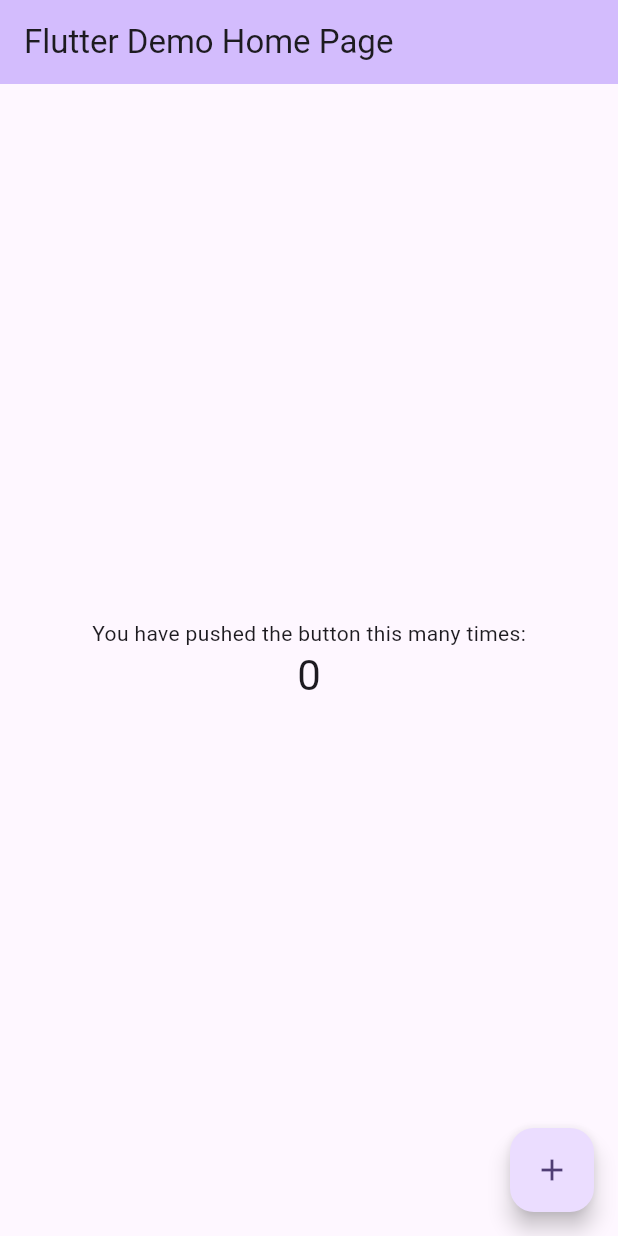
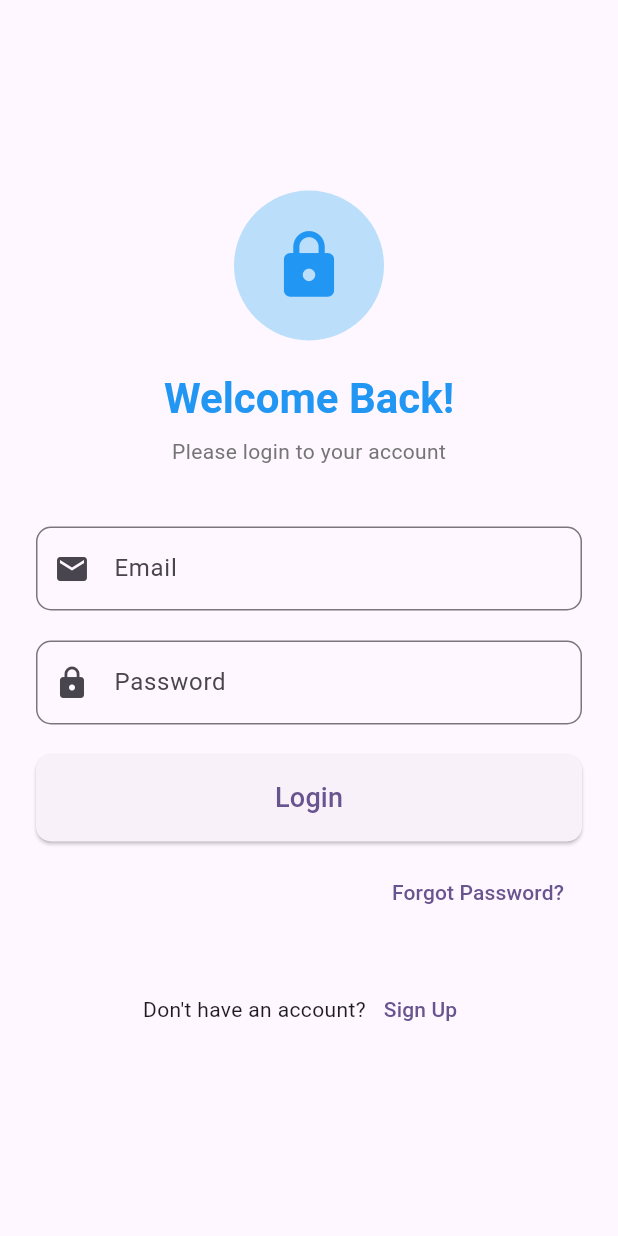
Before and after one commit to syhsblfthr/Learning-Management-System, a Flutter app: the screen it shows after launch, on a phone screen of 412 x 824 dp. Run offline on Flutter 3.47's test engine with Material 3 defaults, Android fonts, the phone set to English and light mode, and no system bars.

Commit message:
login page

```diff
--- a/Frontend/lib/main.dart
+++ b/Frontend/lib/main.dart
@@ -31,7 +31,7 @@ class MyApp extends StatelessWidget {
         colorScheme: ColorScheme.fromSeed(seedColor: Colors.deepPurple),
         useMaterial3: true,
       ),
-      home: const MyHomePage(title: 'Flutter Demo Home Page'),
+      home: const MyHomePage(title: 'login page'),
     );
   }
 }
@@ -68,58 +68,123 @@ class _MyHomePageState extends State<MyHomePage> {
     });
   }
 
-  @override
+   @override
   Widget build(BuildContext context) {
-    // This method is rerun every time setState is called, for instance as done
-    // by the _incrementCounter method above.
-    //
-    // The Flutter framework has been optimized to make rerunning build methods
-    // fast, so that you can just rebuild anything that needs updating rather
-    // than having to individually change instances of widgets.
     return Scaffold(
-      appBar: AppBar(
-        // TRY THIS: Try changing the color here to a specific color (to
-        // Colors.amber, perhaps?) and trigger a hot reload to see the AppBar
-        // change color while the other colors stay the same.
-        backgroundColor: Theme.of(context).colorScheme.inversePrimary,
-        // Here we take the value from the MyHomePage object that was created by
-        // the App.build method, and use it to set our appbar title.
-        title: Text(widget.title),
-      ),
       body: Center(
-        // Center is a layout widget. It takes a single child and positions it
-        // in the middle of the parent.
-        child: Column(
-          // Column is also a layout widget. It takes a list of children and
-          // arranges them vertically. By default, it sizes itself to fit its
-          // children horizontally, and tries to be as tall as its parent.
-          //
-          // Column has various properties to control how it sizes itself and
-          // how it positions its children. Here we use mainAxisAlignment to
-          // center the children vertically; the main axis here is the vertical
-          // axis because Columns are vertical (the cross axis would be
-          // horizontal).
-          //
-          // TRY THIS: Invoke "debug painting" (choose the "Toggle Debug Paint"
-          // action in the IDE, or press "p" in the console), to see the
-          // wireframe for each widget.
-          mainAxisAlignment: MainAxisAlignment.center,
-          children: <Widget>[
-            const Text(
-              'You have pushed the button this many times:',
+        child: SingleChildScrollView(
+          child: Padding(
+            padding: const EdgeInsets.symmetric(horizontal: 24.0),
+            child: Column(
+              mainAxisAlignment: MainAxisAlignment.center,
+              crossAxisAlignment: CrossAxisAlignment.center,
+              children: [
+                // Logo
+                CircleAvatar(
+                  radius: 50,
+                  backgroundColor: Colors.blue.shade100,
+                  child: Icon(
+                    Icons.lock,
+                    size: 50,
+                    color: Colors.blue,
+                  ),
+                ),
+                const SizedBox(height: 20),
+
+                // Title
+                Text(
+                  "Welcome Back!",
+                  style: Theme.of(context).textTheme.headlineMedium?.copyWith(
+                        fontWeight: FontWeight.bold,
+                        color: Colors.blue,
+                      ),
+                ),
+                const SizedBox(height: 8),
+                Text(
+                  "Please login to your account",
+                  style: TextStyle(color: Colors.grey.shade600),
+                ),
+                const SizedBox(height: 40),
+
+                // Email Input
+                TextField(
+                  decoration: InputDecoration(
+                    labelText: 'Email',
+                    prefixIcon: const Icon(Icons.email),
+                    border: OutlineInputBorder(
+                      borderRadius: BorderRadius.circular(10.0),
+                    ),
+                  ),
+                ),
+                const SizedBox(height: 20),
+
+                // Password Input
+                TextField(
+                  obscureText: true,
+                  decoration: InputDecoration(
+                    labelText: 'Password',
+                    prefixIcon: const Icon(Icons.lock),
+                    border: OutlineInputBorder(
+                      borderRadius: BorderRadius.circular(10.0),
+                    ),
+                  ),
+                ),
+                const SizedBox(height: 20),
+
+                // Login Button
+                SizedBox(
+                  width: double.infinity,
+                  child: ElevatedButton(
+                    onPressed: () {
+                      // Handle login action here
+                      print("Login button pressed");
+                    },
+                    style: ElevatedButton.styleFrom(
+                      padding: const EdgeInsets.symmetric(vertical: 16.0),
+                      shape: RoundedRectangleBorder(
+                        borderRadius: BorderRadius.circular(10.0),
+                      ),
+                    ),
+                    child: const Text(
+                      "Login",
+                      style: TextStyle(fontSize: 18),
+                    ),
+                  ),
+                ),
+                const SizedBox(height: 10),
+
+                // Forgot Password
+                Align(
+                  alignment: Alignment.centerRight,
+                  child: TextButton(
+                    onPressed: () {
+                      // Handle forgot password action here
+                      print("Forgot password pressed");
+                    },
+                    child: const Text("Forgot Password?"),
+                  ),
+                ),
+                const SizedBox(height: 30),
+
+                // Signup Suggestion
+                Row(
+                  mainAxisAlignment: MainAxisAlignment.center,
+                  children: [
+                    const Text("Don't have an account?"),
+                    TextButton(
+                      onPressed: () {
+                        // Handle signup action here
+                        print("Sign up pressed");
+                      },
+                      child: const Text("Sign Up"),
+                    ),
+                  ],
+                ),
+              ],
             ),
-            Text(
-              '$_counter',
-              style: Theme.of(context).textTheme.headlineMedium,
-            ),
-          ],
+          ),
         ),
       ),
-      floatingActionButton: FloatingActionButton(
-        onPressed: _incrementCounter,
-        tooltip: 'Increment',
-        child: const Icon(Icons.add),
-      ), // This trailing comma makes auto-formatting nicer for build methods.
     );
   }
 }
```
